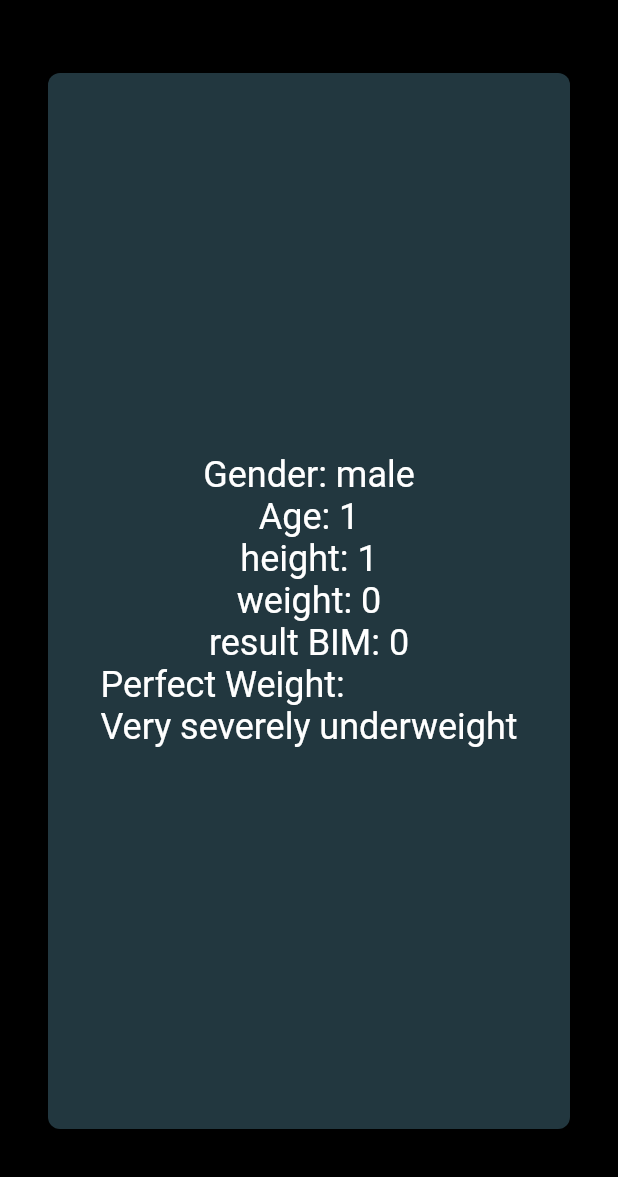
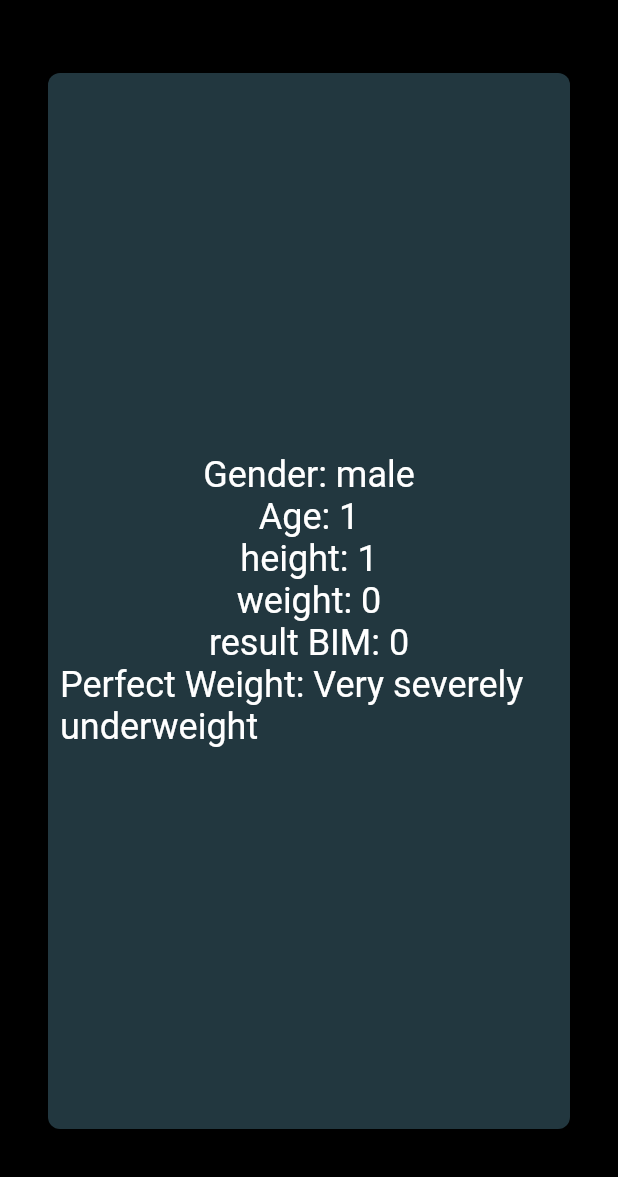
Before and after one commit to Mahmoud-Magdy17/BMI_Calculator_Project, a Flutter app: the screen it shows after launch, after a tap on "CALCULATE", on a phone screen of 412 x 824 dp, the part 59-1236 px from its top. Run offline on Flutter 3.47's test engine with Material 2 defaults, Android fonts, the phone set to English and light mode, and no system bars.

Commit message:
Update second_page.dart

```diff
--- a/lib/pages/second_page.dart
+++ b/lib/pages/second_page.dart
@@ -38,6 +38,8 @@ class SecondPage extends StatelessWidget {
           margin: EdgeInsets.all(32),
           width: double.infinity,
           alignment: Alignment.center,
+          child: Padding(
+            padding: const EdgeInsets.all(8.0),
             child: Column(
               mainAxisAlignment: MainAxisAlignment.center,
               children: [
@@ -46,7 +48,7 @@ class SecondPage extends StatelessWidget {
                 Text("height: ${height}",style: TextStyle(color: Colors.white,fontSize: 24),),
                 Text("weight: ${weight}",style: TextStyle(color: Colors.white,fontSize: 24),),
                 Text("result BIM: ${((weight*10000)/(height*height)).toInt()}",style: TextStyle(color: Colors.white,fontSize: 24),),
-              Text("Perfect Weight: \n"
+                Text("Perfect Weight: "
                     "${((weight*10000)/(height*height)).toInt() < 15?'Very severely underweight':
                 (((weight*10000)/(height*height)).toInt() >= 15 && ((weight*10000)/(height*height)).toInt() <= 16)?'Severely underweight':
                 (((weight*10000)/(height*height)).toInt() >= 15 && ((weight*10000)/(height*height)).toInt() <= 16)?'Underweight':
@@ -61,6 +63,7 @@ class SecondPage extends StatelessWidget {
             ),
           ),
         ),
+      ),
     );
   }
 }
```
Lines whose indentation alone changed are shown as unchanged.
